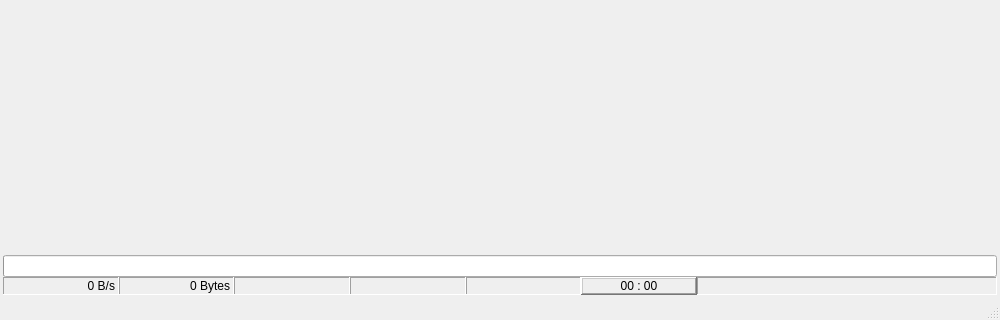
The window that sourcecode/26MobileTool/MainWindow.ui (sauantao/AndroidMobileSolution) describes before a commit, drawn with Qt 5; both pictures show x 0 to 1000 and y 365 to 685 of the 1000 by 685 pixel window.
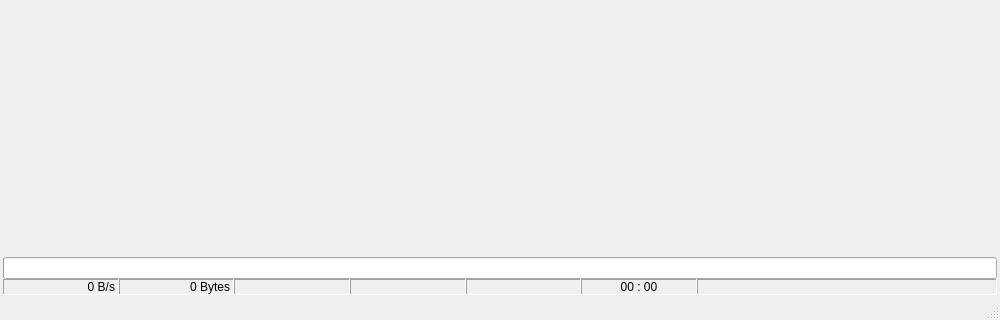
The same window after the commit. Icons and pictures are not drawn.

Commit message: qualcom widget update  ui

Patch:
```diff
--- a/sourcecode/26MobileTool/MainWindow.ui
+++ b/sourcecode/26MobileTool/MainWindow.ui
@@ -254,13 +254,13 @@
              </size>
             </property>
             <property name="frameShape">
-             <enum>QFrame::WinPanel</enum>
+             <enum>QFrame::Panel</enum>
             </property>
             <property name="frameShadow">
-             <enum>QFrame::Raised</enum>
+             <enum>QFrame::Sunken</enum>
             </property>
             <property name="lineWidth">
-             <number>0</number>
+             <number>1</number>
             </property>
             <property name="text">
              <string>00 : 00</string>
```
The commit also changes 7 other files.
